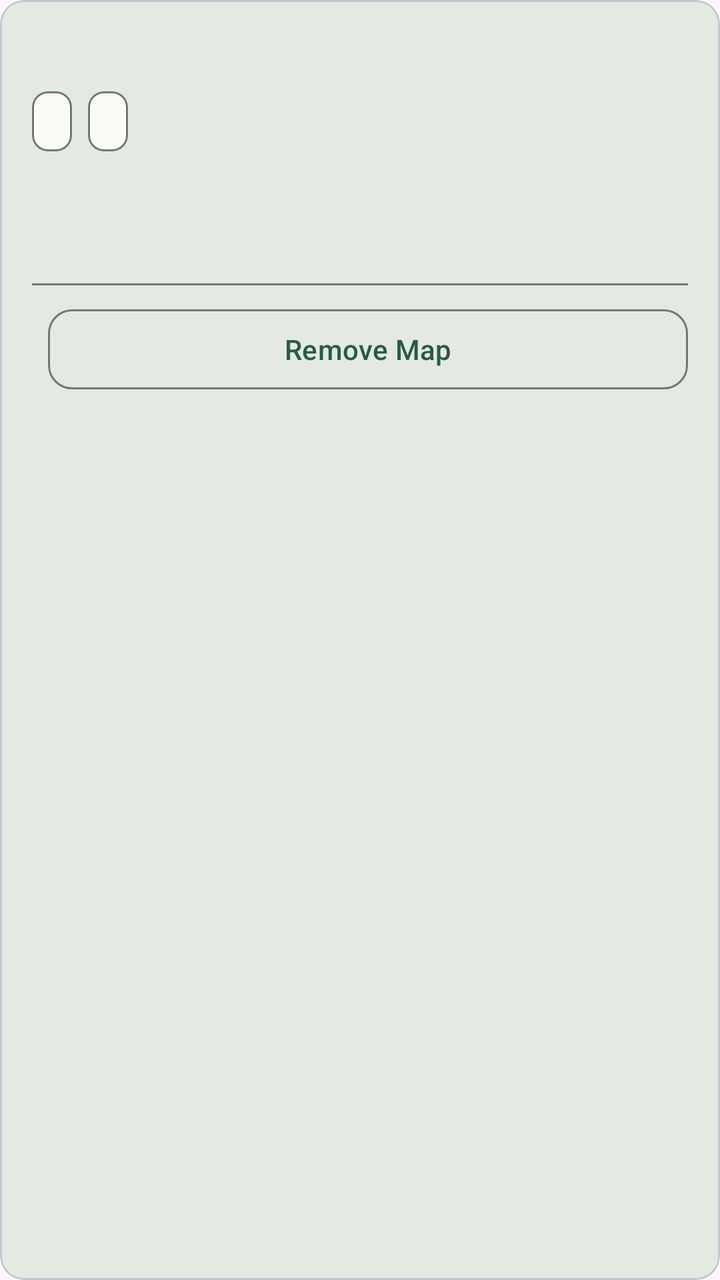
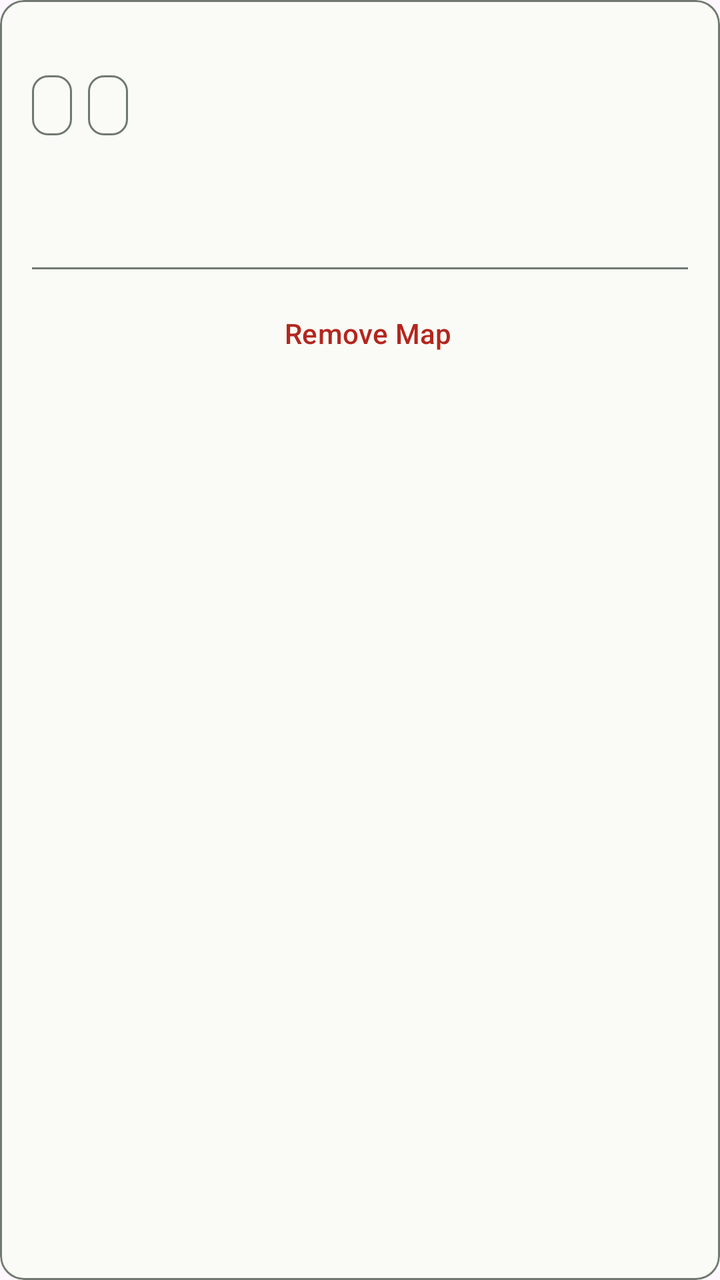

Before-and-after screenshots of an Android layout around one commit, followed by the original layout XML and the change that was made.
<!-- AndroidManifest.xml: application theme Theme.TrailRelay -->
<!-- res/layout/offline_list_item.xml -->
<?xml version="1.0" encoding="utf-8"?>
<com.google.android.material.card.MaterialCardView
    xmlns:android="http://schemas.android.com/apk/res/android"
    xmlns:app="http://schemas.android.com/apk/res-auto"
    android:layout_width="match_parent"
    android:layout_height="wrap_content"
    android:layout_marginBottom="@dimen/space_related"
    app:cardBackgroundColor="@color/trail_surface_variant"
    app:cardCornerRadius="@dimen/trail_corner_radius"
    app:cardElevation="0dp">
    <LinearLayout
        android:layout_width="match_parent"
        android:layout_height="wrap_content"
        android:orientation="vertical"
        android:padding="@dimen/space_content">
        <TextView android:id="@+id/offline_item_name"
            android:layout_width="match_parent" android:layout_height="wrap_content"
            android:textAppearance="?attr/textAppearanceTitleMedium" />
        <com.google.android.material.chip.ChipGroup
            android:layout_width="match_parent" android:layout_height="wrap_content"
            android:layout_marginTop="@dimen/space_related" app:chipSpacingHorizontal="@dimen/space_related"
            app:chipSpacingVertical="@dimen/space_tight" app:singleLine="false">
            <com.google.android.material.chip.Chip
                android:id="@+id/offline_item_route_chip"
                style="@style/Widget.TrailRelay.StatusChip"
                android:layout_width="wrap_content" android:layout_height="wrap_content" />
            <com.google.android.material.chip.Chip
                android:id="@+id/offline_item_aerial_chip"
                style="@style/Widget.TrailRelay.StatusChip"
                android:layout_width="wrap_content" android:layout_height="wrap_content" />
        </com.google.android.material.chip.ChipGroup>
        <com.google.android.material.progressindicator.LinearProgressIndicator
            android:id="@+id/offline_item_progress"
            android:layout_width="match_parent"
            android:layout_height="wrap_content"
            android:layout_marginTop="@dimen/space_compact"
            android:indeterminate="true"
            android:visibility="gone" />
        <TextView android:id="@+id/offline_item_state"
            android:layout_width="match_parent" android:layout_height="wrap_content"
            android:layout_marginTop="@dimen/space_related" android:textAppearance="?attr/textAppearanceBodyMedium"
            android:accessibilityLiveRegion="polite" />
        <TextView
            android:id="@+id/offline_item_details"
            android:layout_width="match_parent"
            android:layout_height="wrap_content"
            android:layout_marginTop="@dimen/space_related"
            android:textAppearance="?attr/textAppearanceBodyMedium"
            android:textColor="@color/trail_on_surface_variant" />
        <TextView android:id="@+id/offline_item_note"
            android:layout_width="match_parent" android:layout_height="wrap_content"
            android:layout_marginTop="@dimen/space_related" android:textAppearance="?attr/textAppearanceBodySmall"
            android:textColor="@color/trail_on_surface_variant" android:visibility="gone" />
        <View android:id="@+id/offline_item_divider"
            android:layout_width="match_parent" android:layout_height="1dp"
            android:layout_marginTop="@dimen/space_compact" android:background="@color/trail_outline" />
        <LinearLayout android:layout_width="match_parent" android:layout_height="wrap_content"
            android:layout_marginTop="@dimen/space_related" android:orientation="horizontal">
            <com.google.android.material.button.MaterialButton
                android:id="@+id/offline_item_resume"
                android:layout_width="0dp" android:layout_height="wrap_content"
                android:layout_weight="1" android:text="@string/resume_offline"
                android:visibility="gone" />
            <com.google.android.material.button.MaterialButton
                android:id="@+id/offline_item_pause"
                style="@style/Widget.TrailRelay.OutlinedButton"
                android:layout_width="0dp" android:layout_height="wrap_content"
                android:layout_weight="1" android:text="@string/pause_offline"
                android:visibility="gone" />
            <com.google.android.material.button.MaterialButton
                android:id="@+id/offline_item_remove_route"
                style="@style/Widget.TrailRelay.OutlinedButton"
                android:layout_width="0dp" android:layout_height="wrap_content"
                android:layout_weight="1" android:text="@string/remove_route"
                android:visibility="gone" />
            <com.google.android.material.button.MaterialButton
                android:id="@+id/offline_item_delete"
                style="@style/Widget.TrailRelay.OutlinedButton"
                android:layout_width="0dp" android:layout_height="wrap_content"
                android:layout_marginStart="@dimen/space_related" android:layout_weight="1"
                android:text="@string/remove_offline" />
        </LinearLayout>
    </LinearLayout>
</com.google.android.material.card.MaterialCardView>
<!-- resources referenced by this layout -->
<resources>
  <color name="trail_on_surface_variant">#424B42</color>
  <color name="trail_outline">#707970</color>
  <color name="trail_surface_variant">#E4EAE1</color>
  <dimen name="space_compact">12dp</dimen>
  <dimen name="space_content">16dp</dimen>
  <dimen name="space_related">8dp</dimen>
  <dimen name="space_tight">4dp</dimen>
  <dimen name="trail_corner_radius">12dp</dimen>
  <string name="pause_offline">Pause Download</string>
  <string name="remove_offline">Remove Map</string>
  <string name="remove_route">Remove Route</string>
  <string name="resume_offline">Resume Download</string>
  <style name="Widget.TrailRelay.OutlinedButton" parent="Widget.Material3.Button.OutlinedButton">
          <item name="cornerRadius">@dimen/trail_corner_radius</item>
          <item name="android:minHeight">48dp</item>
      </style>
  <style name="Widget.TrailRelay.StatusChip" parent="Widget.Material3.Chip.Assist">
          <item name="android:minHeight">0dp</item>
          <item name="chipMinHeight">30dp</item>
          <item name="ensureMinTouchTargetSize">false</item>
          <item name="chipIconSize">18dp</item>
          <item name="chipStartPadding">8dp</item>
          <item name="chipEndPadding">8dp</item>
          <item name="textStartPadding">4dp</item>
          <item name="textEndPadding">0dp</item>
          <item name="android:textAppearance">?attr/textAppearanceLabelMedium</item>
      </style>
  <color name="trail_primary">#285B45</color>
  <color name="trail_on_primary">#FFFFFF</color>
  <color name="trail_primary_container">#C6EAD1</color>
  <color name="trail_on_primary_container">#123525</color>
  <color name="trail_secondary">#526351</color>
  <color name="trail_on_secondary">#FFFFFF</color>
  <color name="trail_surface">#FAFBF6</color>
  <color name="trail_on_surface">#1A211C</color>
  <color name="trail_error">#B3261E</color>
  <color name="trail_on_error">#FFFFFF</color>
  <style name="Widget.TrailRelay.Button" parent="Widget.Material3.Button">
          <item name="cornerRadius">@dimen/trail_corner_radius</item>
          <item name="android:minHeight">48dp</item>
      </style>
  <style name="ThemeOverlay.TrailRelay.Dialog" parent="ThemeOverlay.Material3.MaterialAlertDialog">
          <item name="alertDialogStyle">@style/MaterialAlertDialog.TrailRelay</item>
      </style>
  <style name="MaterialAlertDialog.TrailRelay" parent="MaterialAlertDialog.Material3">
          <item name="shapeAppearance">@style/ShapeAppearance.TrailRelay.Dialog</item>
      </style>
  <style name="ShapeAppearance.TrailRelay.Dialog" parent="ShapeAppearance.Material3.Corner.Medium">
          <item name="cornerFamily">rounded</item>
          <item name="cornerSize">@dimen/trail_corner_radius</item>
      </style>
  <!-- unchanged entries left out for length: 1 -->
</resources>

<!-- the commit's change to res/layout/offline_list_item.xml (unified diff, before → after) -->
@@ -5,20 +5,21 @@
     android:layout_width="match_parent"
     android:layout_height="wrap_content"
     android:layout_marginBottom="@dimen/space_related"
-    app:cardBackgroundColor="@color/trail_surface_variant"
+    app:cardBackgroundColor="@color/trail_surface"
+    app:strokeColor="@color/trail_outline" app:strokeWidth="1dp"
     app:cardCornerRadius="@dimen/trail_corner_radius"
     app:cardElevation="0dp">
     <LinearLayout
         android:layout_width="match_parent"
         android:layout_height="wrap_content"
         android:orientation="vertical"
-        android:padding="@dimen/space_content">
+        android:paddingHorizontal="@dimen/space_content" android:paddingVertical="@dimen/space_compact">
         <TextView android:id="@+id/offline_item_name"
             android:layout_width="match_parent" android:layout_height="wrap_content"
             android:textAppearance="?attr/textAppearanceTitleMedium" />
         <com.google.android.material.chip.ChipGroup
             android:layout_width="match_parent" android:layout_height="wrap_content"
-            android:layout_marginTop="@dimen/space_related" app:chipSpacingHorizontal="@dimen/space_related"
+            android:layout_marginTop="@dimen/space_tight" app:chipSpacingHorizontal="@dimen/space_related"
             app:chipSpacingVertical="@dimen/space_tight" app:singleLine="false">
             <com.google.android.material.chip.Chip
                 android:id="@+id/offline_item_route_chip"
@@ -69,13 +70,13 @@
                 android:visibility="gone" />
             <com.google.android.material.button.MaterialButton
                 android:id="@+id/offline_item_remove_route"
-                style="@style/Widget.TrailRelay.OutlinedButton"
+                style="@style/Widget.TrailRelay.DestructiveButton"
                 android:layout_width="0dp" android:layout_height="wrap_content"
                 android:layout_weight="1" android:text="@string/remove_route"
                 android:visibility="gone" />
             <com.google.android.material.button.MaterialButton
                 android:id="@+id/offline_item_delete"
-                style="@style/Widget.TrailRelay.OutlinedButton"
+                style="@style/Widget.TrailRelay.DestructiveButton"
                 android:layout_width="0dp" android:layout_height="wrap_content"
                 android:layout_marginStart="@dimen/space_related" android:layout_weight="1"
                 android:text="@string/remove_offline" />
<!-- resource entries referenced after the edit -->
@@ -12,20 +12,27 @@
   <string name="remove_offline">Remove Map</string>
   <string name="remove_route">Remove Route</string>
   <string name="resume_offline">Resume Download</string>
+  <style name="Widget.TrailRelay.DestructiveButton" parent="Widget.TrailRelay.TextButton">
+          <item name="android:textColor">@color/trail_error</item>
+      </style>
   <style name="Widget.TrailRelay.OutlinedButton" parent="Widget.Material3.Button.OutlinedButton">
           <item name="cornerRadius">@dimen/trail_corner_radius</item>
-          <item name="android:minHeight">48dp</item>
+          <item name="android:minHeight">@dimen/touch_target</item>
       </style>
   <style name="Widget.TrailRelay.StatusChip" parent="Widget.Material3.Chip.Assist">
           <item name="android:minHeight">0dp</item>
-          <item name="chipMinHeight">30dp</item>
+          <item name="chipMinHeight">@dimen/status_chip_height</item>
           <item name="ensureMinTouchTargetSize">false</item>
-          <item name="chipIconSize">18dp</item>
-          <item name="chipStartPadding">8dp</item>
-          <item name="chipEndPadding">8dp</item>
-          <item name="textStartPadding">4dp</item>
+          <item name="chipIconSize">@dimen/status_icon_size</item>
+          <item name="chipStartPadding">@dimen/space_related</item>
+          <item name="chipEndPadding">@dimen/space_related</item>
+          <item name="textStartPadding">@dimen/space_tight</item>
           <item name="textEndPadding">0dp</item>
           <item name="android:textAppearance">?attr/textAppearanceLabelMedium</item>
+      </style>
+  <style name="Widget.TrailRelay.TextButton" parent="Widget.Material3.Button.TextButton">
+          <item name="cornerRadius">@dimen/trail_corner_radius</item>
+          <item name="android:minHeight">@dimen/touch_target</item>
       </style>
   <color name="trail_primary">#285B45</color>
   <color name="trail_on_primary">#FFFFFF</color>
@@ -36,10 +43,13 @@
   <color name="trail_surface">#FAFBF6</color>
   <color name="trail_on_surface">#1A211C</color>
   <color name="trail_error">#B3261E</color>
+  <dimen name="touch_target">48dp</dimen>
+  <dimen name="status_chip_height">30dp</dimen>
+  <dimen name="status_icon_size">18dp</dimen>
   <color name="trail_on_error">#FFFFFF</color>
   <style name="Widget.TrailRelay.Button" parent="Widget.Material3.Button">
           <item name="cornerRadius">@dimen/trail_corner_radius</item>
-          <item name="android:minHeight">48dp</item>
+          <item name="android:minHeight">@dimen/touch_target</item>
       </style>
   <style name="ThemeOverlay.TrailRelay.Dialog" parent="ThemeOverlay.Material3.MaterialAlertDialog">
           <item name="alertDialogStyle">@style/MaterialAlertDialog.TrailRelay</item>
